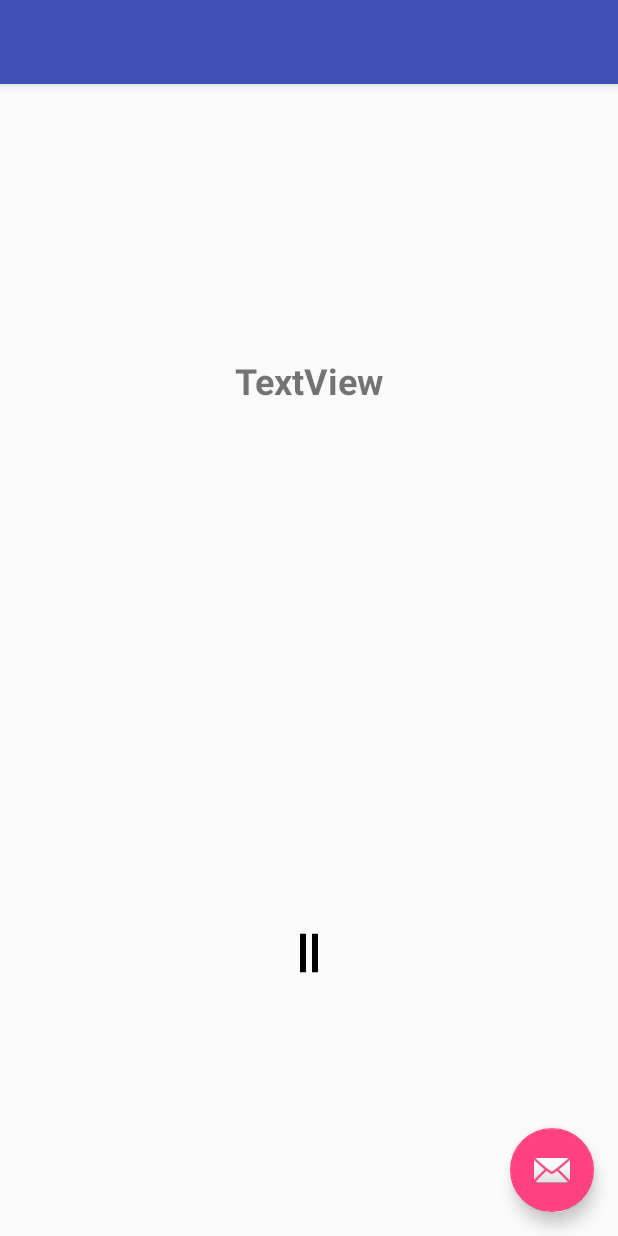
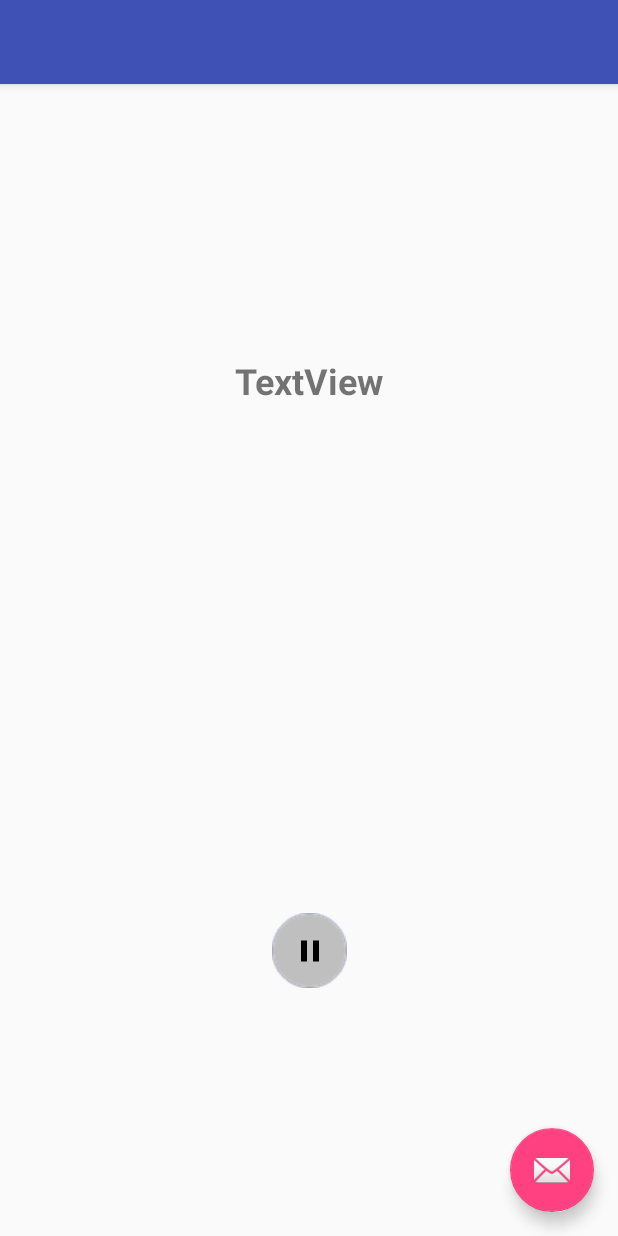
Before and after one commit to CarolineXWL89/MusicLyricsPlayer, an Android app: the screen it shows after launch (MainLyricsActivity), on a phone screen of 412 x 824 dp. Run offline under Robolectric (Android 15) with nearby library versions, the phone set to English and light mode, and no system bars; libraries missing offline, so code that uses them is left out: com.spotify.sdk; 4 statements that could not run were skipped.

Commit message:
Michael #1 Added grey button file. QUACK MOO DERP MEOW BREADS ARE FLUFFY

```diff
--- a/app/src/main/java/com/example/caroline/musiclyricsplayer/MainLyricsActivity.java
+++ b/app/src/main/java/com/example/caroline/musiclyricsplayer/MainLyricsActivity.java
@@ -63,7 +63,7 @@ public class MainLyricsActivity extends Activity implements SpotifyPlayer.Notifi
 
         private void wireWidgets() {
             pauseButton = (ImageButton) findViewById(R.id.button_pause);
-            pauseButton.setBackgroundResource(R.drawable.ic_pause_black_24dp);
+            pauseButton.setBackgroundResource(R.drawable.grey_button);
             songNameView = (TextView) findViewById(R.id.song_name_view);
         }
 
```
Also changed, not shown: app/src/main/res/drawable/grey_button.png (added).
